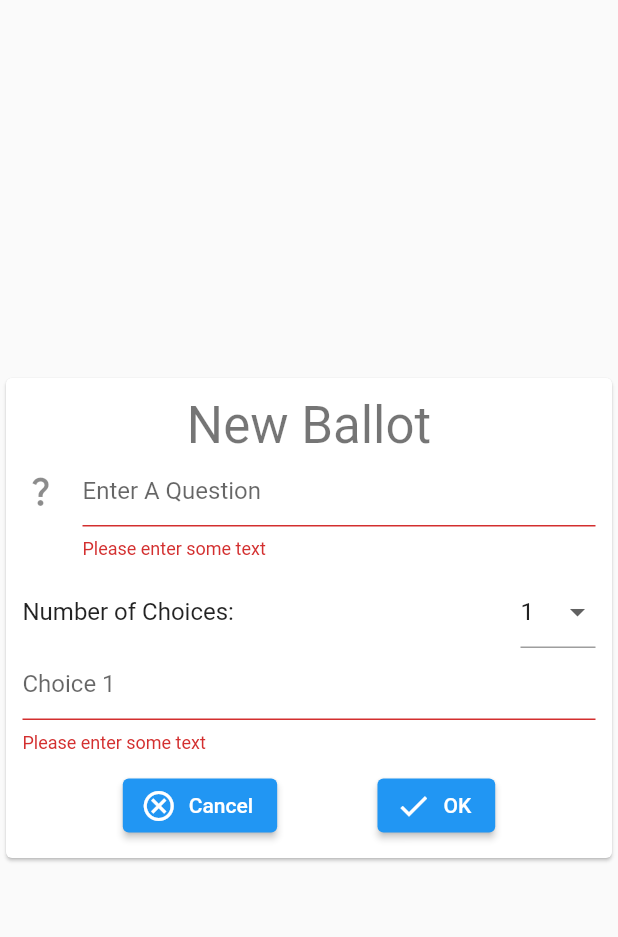
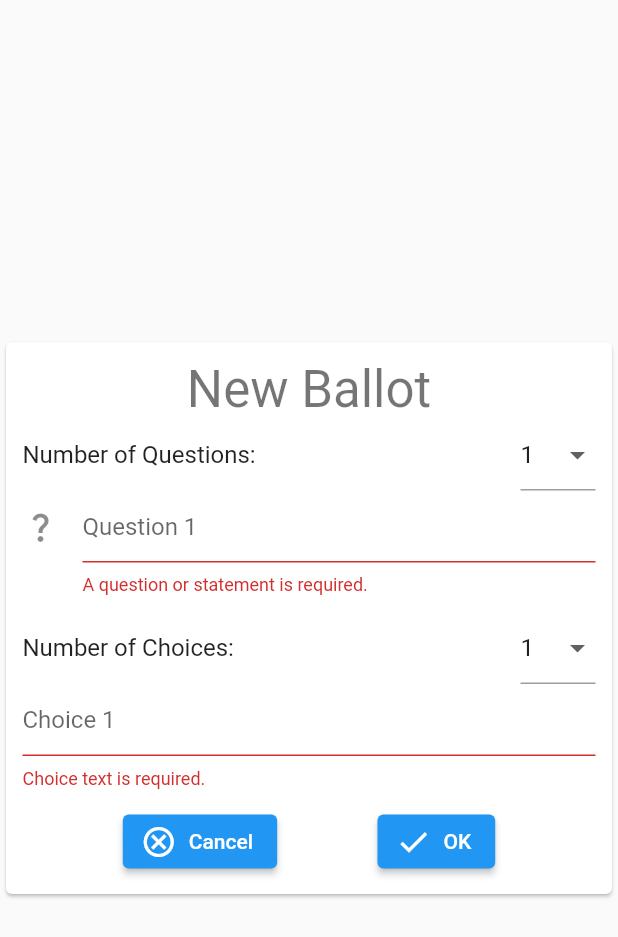
Before and after one commit to dipware/admin, a Flutter app: the CreateBallotForm widget shown alone on an empty page, opened directly, after a tap on "OK", on a phone screen of 412 x 824 dp. Shown: the top 937 px of the screen. Run offline on Flutter 3.47's test engine with Material 2 defaults, Android fonts, the phone set to English and light mode, and no system bars; our stand-ins replace firebase_core, flutter_dotenv; missing offline and left inert: qr_code_scanner, web3dart; accounts and stored records are empty; project files that could hold a hidden picture were left out.

Commit message:
multiple questions

```diff
--- a/lib/models/ballot.dart
+++ b/lib/models/ballot.dart
@@ -1,8 +1,5 @@
 import 'question.dart';
 
 class Ballot {
-  final List<Question> questions = [];
-  set addQuestion(Question question) {
-    questions.add(question);
-  }
+  final Map<int, Question> questions = {};
 }
--- a/lib/models/question.dart
+++ b/lib/models/question.dart
@@ -1,8 +1,5 @@
 class Question {
   final String text;
-  final List<String> choices = [];
+  final Map<int, String> choices = {};
   Question(this.text);
-  set addChoice(String choice) {
-    choices.add(choice);
-  }
 }
--- a/lib/widgets/create_ballot_form.dart
+++ b/lib/widgets/create_ballot_form.dart
@@ -15,63 +15,32 @@ class CreateBallotForm extends StatefulWidget {
 class _CreateBallotFormState extends State<CreateBallotForm> {
   Ballot _ballot = Ballot();
   final _formKey = GlobalKey<FormState>();
-  List<TextFormField> _choiceFields(int numberofChoices) {
-    final List<TextFormField> choiceFields = [];
-    for (var i = 1; i <= numberofChoices; i++) {
-      choiceFields.add(TextFormField(
+  List<Widget> _buildForm() {
+    final List<Widget> widgets = [];
+    for (var i = 1; i <= _qAndA.length; i++) {
+      widgets.add(TextFormField(
+        minLines: 1,
+        maxLines: 3,
+        decoration: InputDecoration(
+          hintText: "Question $i",
+          icon: const Icon(Icons.question_mark),
+        ),
         validator: (value) {
           if (value == null || value.isEmpty) {
-            return 'Please enter some text';
-          }
-          return null;
-        },
-        onSaved: (value) {
-          _ballot.questions[0].addChoice = value!;
-        },
-        decoration: InputDecoration(hintText: 'Choice $i'),
-      ));
-    }
-    return choiceFields;
-  }
-
-  int _numChoices = 1;
-  @override
-  Widget build(BuildContext context) {
-    final choiceFields = _choiceFields(_numChoices);
-    return Form(
-      key: _formKey,
-      child: Center(
-        child: Card(
-          child: Padding(
-            padding: const EdgeInsets.all(11.0),
-            child: Column(
-              mainAxisSize: MainAxisSize.min,
-              children: [
-                Text(
-                  'New Ballot',
-                  style: Theme.of(context).textTheme.headlineMedium,
-                ),
-                TextFormField(
-                  minLines: 1,
-                  maxLines: 3,
-                  decoration: const InputDecoration(
-                      hintText: "Enter A Question",
-                      icon: Icon(Icons.question_mark)),
-                  validator: (value) {
-                    if (value == null || value.isEmpty) {
-                      return 'Please enter some text';
+            return 'A question or statement is required.';
           }
           return null;
         },
         onSaved: (value) {
           if (_formKey.currentState!.validate()) {
-                      _ballot.addQuestion = Question(value!);
+            _ballot.questions[i] = Question(value!);
           }
         },
-                ),
-                const SizedBox(
+      ));
+      widgets.add(const SizedBox(
         height: 11,
-                ),
+      ));
+      widgets.add(
         Row(
           children: [
             Expanded(
@@ -83,21 +52,102 @@ class _CreateBallotFormState extends State<CreateBallotForm> {
             SizedBox(
               width: 50,
               child: DropdownButtonFormField<int>(
-                        value: _numChoices,
+                value: _qAndA[i],
                 items: [1, 2, 3, 4, 5]
                     .map((e) => DropdownMenuItem<int>(
                         value: e, child: Text(e.toString())))
                     .toList(),
                 onChanged: (value) {
                   setState(() {
-                            _numChoices = value!;
+                    _qAndA[i] = value!;
                   });
                 },
               ),
             ),
           ],
         ),
-                ...choiceFields,
+      );
+      widgets.addAll(_choiceFields(i, _qAndA[i]!));
+    }
+    return widgets;
+  }
+
+  List<TextFormField> _choiceFields(int qNumber, int numberofChoices) {
+    final List<TextFormField> choiceFields = [];
+    for (var i = 1; i <= numberofChoices; i++) {
+      choiceFields.add(TextFormField(
+        validator: (value) {
+          if (value == null || value.isEmpty) {
+            return 'Choice text is required.';
+          }
+          return null;
+        },
+        onSaved: (choice) {
+          _ballot.questions[qNumber]!.choices[i] = choice!;
+        },
+        decoration: InputDecoration(hintText: 'Choice $i'),
+      ));
+    }
+    return choiceFields;
+  }
+
+  final Map<int, int> _qAndA = {1: 1};
+  // int _numQuestions = 1;
+  // int _numChoices = 1;
+  @override
+  Widget build(BuildContext context) {
+    final questions = _buildForm();
+    return Form(
+      key: _formKey,
+      child: Center(
+        child: Card(
+          child: SingleChildScrollView(
+            child: Padding(
+              padding: const EdgeInsets.all(11.0),
+              child: Column(
+                mainAxisSize: MainAxisSize.min,
+                children: [
+                  Text(
+                    'New Ballot',
+                    style: Theme.of(context).textTheme.headlineMedium,
+                  ),
+                  Row(
+                    children: [
+                      Expanded(
+                        child: Text(
+                          "Number of Questions:",
+                          style: Theme.of(context).textTheme.titleMedium,
+                        ),
+                      ),
+                      SizedBox(
+                        width: 50,
+                        child: DropdownButtonFormField<int>(
+                          value: 1,
+                          // value: _numQuestions,
+                          items: [1, 2, 3, 4, 5]
+                              .map((e) => DropdownMenuItem<int>(
+                                  value: e, child: Text(e.toString())))
+                              .toList(),
+                          onChanged: (value) {
+                            setState(() {
+                              for (int i = 1; i <= value!; i++) {
+                                if (!_qAndA.containsKey(i)) {
+                                  _qAndA[i] = 1;
+                                }
+                              }
+                              for (int i = value + 1; i <= 5; i++) {
+                                if (_qAndA.containsKey(i)) {
+                                  _qAndA.remove(i);
+                                }
+                              }
+                              // _numQuestions = value!;
+                            });
+                          },
+                        ),
+                      ),
+                    ],
+                  ),
+                  ...questions,
                   const SizedBox(
                     height: 11,
                   ),
@@ -109,8 +159,8 @@ class _CreateBallotFormState extends State<CreateBallotForm> {
                           _formKey.currentState!.reset();
                           // New ballot?
                         },
-                      icon: Icon(Icons.cancel_outlined),
-                      label: Text('Cancel'),
+                        icon: const Icon(Icons.cancel_outlined),
+                        label: const Text('Cancel'),
                       ),
                       ElevatedButton.icon(
                         onPressed: () async {
@@ -123,38 +173,42 @@ class _CreateBallotFormState extends State<CreateBallotForm> {
                                       child: Center(
                                         child: Column(
                                           children: [
-                                          ..._ballot.questions
-                                              .map((e) => Column(children: [
+                                            ..._ballot.questions.keys
+                                                .map((i) => Column(children: [
                                                       Row(
                                                         children: [
-                                                        Icon(Icons
+                                                          const Icon(Icons
                                                               .question_mark),
-                                                        SizedBox(
+                                                          const SizedBox(
                                                             width: 11,
                                                           ),
                                                           Expanded(
                                                             child: Text(
-                                                                '${_ballot.questions.indexOf(e) + 1}. ${e.text}')),
+                                                                '${i + 1}. ${_ballot.questions[i]!.text}'),
+                                                          ),
                                                         ],
                                                       ),
                                                       Divider(),
-                                                    ...e.choices
-                                                        .map((e) => Row(
+                                                      ..._ballot.questions[i]!
+                                                          .choices.keys
+                                                          .map((j) => Row(
                                                                 children: [
-                                                                Icon(Icons
+                                                                  const Icon(Icons
                                                                       .circle_outlined),
-                                                                SizedBox(
+                                                                  const SizedBox(
                                                                     width: 11,
                                                                   ),
                                                                   Expanded(
-                                                                    child: Text(
-                                                                        e)),
+                                                                      child: Text(_ballot
+                                                                          .questions[
+                                                                              i]!
+                                                                          .choices[j]!)),
                                                                 ],
                                                               ))
                                                           .toList(),
                                                     ]))
                                                 .toList(),
-                                          Divider(
+                                            const Divider(
                                               height: 7,
                                               thickness: 4,
                                             ),
@@ -165,8 +219,8 @@ class _CreateBallotFormState extends State<CreateBallotForm> {
                             _ballot = Ballot();
                           }
                         },
-                      icon: Icon(Icons.check),
-                      label: Text('OK'),
+                        icon: const Icon(Icons.check),
+                        label: const Text('OK'),
                       )
                     ],
                   )
@@ -175,6 +229,7 @@ class _CreateBallotFormState extends State<CreateBallotForm> {
             ),
           ),
         ),
+      ),
     );
   }
 }
```
Lines whose indentation alone changed are shown as unchanged.
